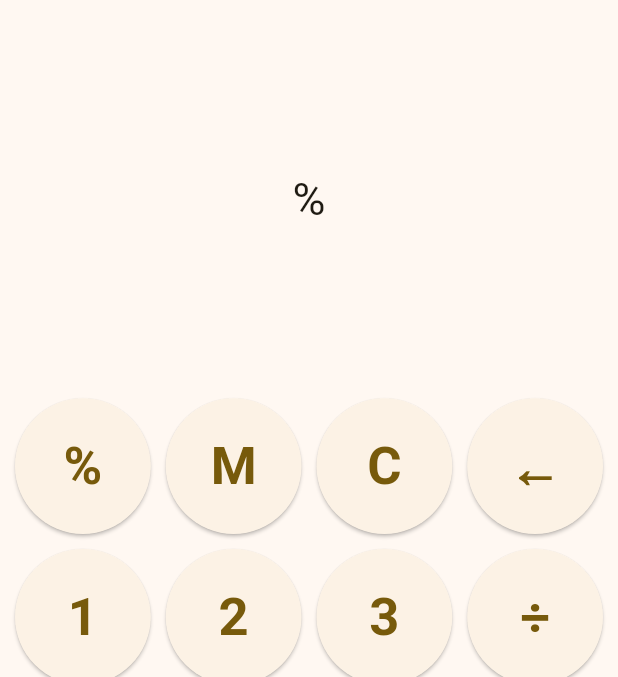
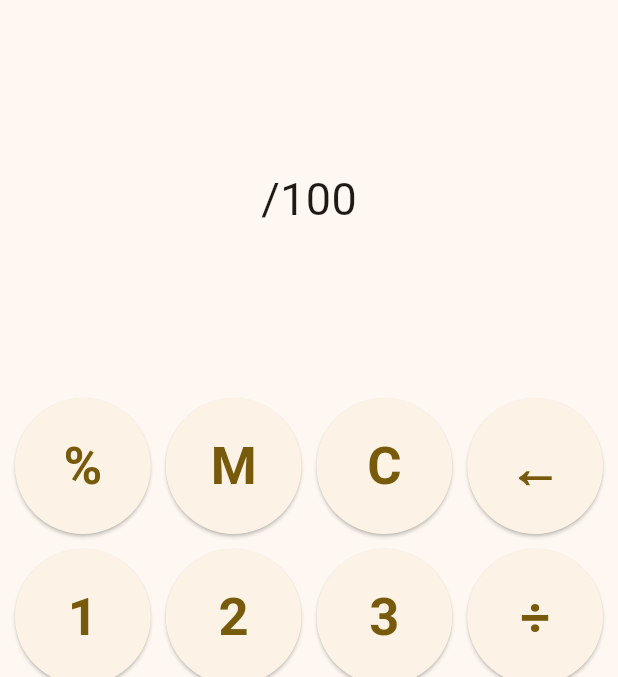
Before and after one commit to LetaaEnoch/calculator_app, a Flutter app: the screen it shows after launch, after a tap on an icon or button, on a phone screen of 412 x 824 dp, the part 84-761 px from its top. Run offline on Flutter 3.47's test engine with Material 3 defaults, Android fonts, the light colour scheme and no system bars; our stand-ins replace math_expressions.

Commit message:
exception-handling implemented

```diff
--- a/lib/main.dart
+++ b/lib/main.dart
@@ -25,6 +25,7 @@
 }
 
 class CalculatorHome extends StatefulWidget {
+  //This is the shell class for the home page
   const CalculatorHome({super.key});
 
   @override
@@ -34,13 +35,20 @@
 }
 
 class _CalculatorHomeState extends State<CalculatorHome> {
+  //This is the class that actually defines the state of the home page
+
+  //Below is a list of relevant variables
   List<String> input = [];
   String result = '';
   GrammarParser p = GrammarParser();
 
   Widget buildButton(String value) {
+    //This function returns a widget, an ElevatedButton. It is gonna be called inside
+    //each button in the GridView.
+
     return ElevatedButton(
       onPressed: () {
+        //onButtonPressed is a crucial function we define hereafter
         onButtonPressed(value);
       },
       child: Text(
@@ -51,27 +59,46 @@
   }
 
   void onButtonPressed(String val) {
+    //This function is the core of the app functionality. It detects the button that has
+    //been pressed, and thereafter determines the course of action that should follow
+    //e.g numbers or operator symbols pressed should be added to the input string, while
+    //the '=' sign when pressed trigger evaluation of the input expression.
     setState(() {
       if (val == 'C') {
+        //clear the input and result
         input = [];
         result = '';
       } else if (val == '=') {
-        Expression exp = p.parse(input.join());
-        ContextModel cm = ContextModel();
-        double x = exp.evaluate(EvaluationType.REAL, cm);
-        result = x.toString();
-        input = [];
+        try {
+          //high possibility of error here, from user input.
+          //Run cautiously with exception handling.
+          Expression exp = p.parse(input.join());
+          ContextModel cm = ContextModel();
+          double x = exp.evaluate(EvaluationType.REAL, cm);
+          result = x.toString();
+          input = [];
+        } catch (e) {
+          result = 'Syntax Error';
+          input = [];
+        }
       } else if (val == 'M') {
+        //'M' in this case means '000
         for (int i = 0; i < 3; i++) {
+          //Use a for-loop because we want each 0 to be added individually rather than
+          //three zeros at once (000). When the user presses the delete button (←),
+          //all three zeros are deleted at once if they were entered at once as a string.
           input.add('0');
         }
       } else if (val == '×') {
         input.add('*');
       } else if (val == '÷') {
         input.add('/');
+      } else if (val == '%') {
+        input.add('/100');
       } else if (val == '←') {
         input.removeLast();
       } else {
+        //If any other character is pressed (in this case, numbers).
         input.add(val);
       }
     });
@@ -102,7 +129,7 @@
             ),
             SizedBox(height: 20),
             GridView.count(
-              crossAxisCount: 4,
+              crossAxisCount: 4, //max 4 widgets in a row
               shrinkWrap: true,
               physics: NeverScrollableScrollPhysics(),
               mainAxisSpacing: 10,
```
